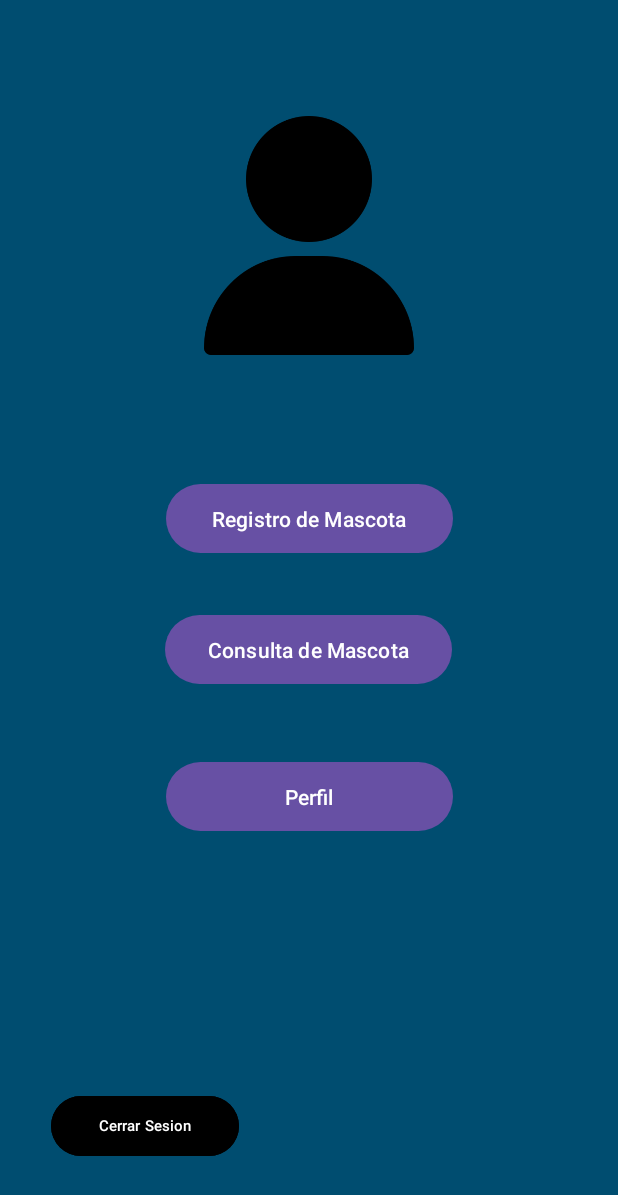
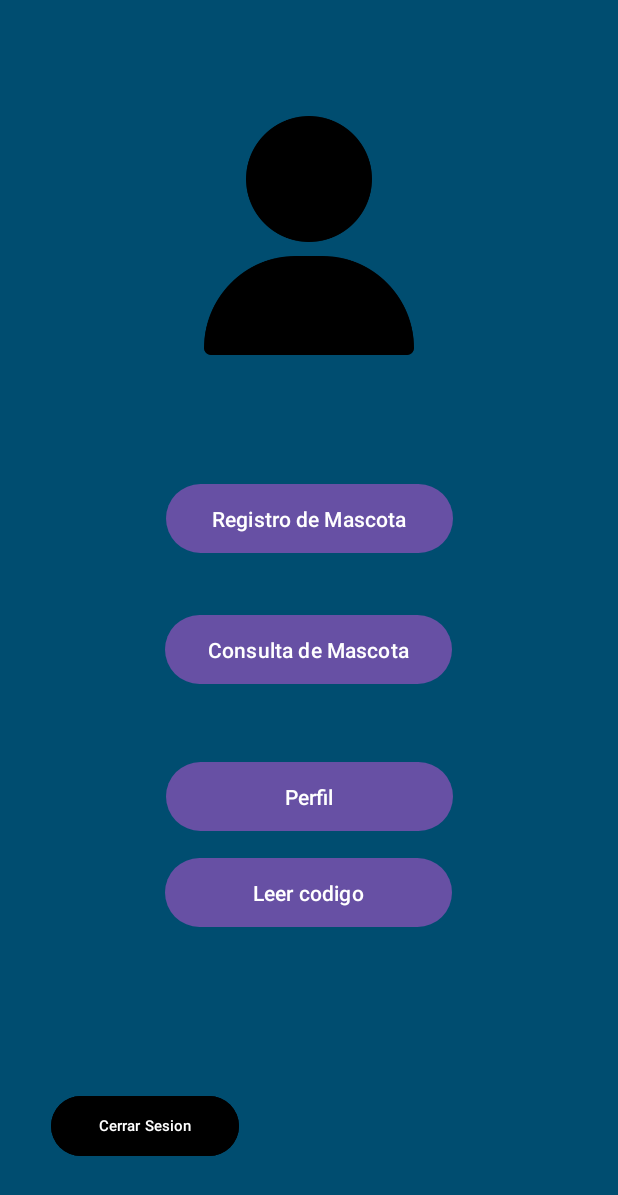
Before and after one commit to deivi2401/QRPET, an Android app: the PantallaInicio screen opened directly, with no data from a screen before it, after a tap on "Cerrar Sesion", on a phone screen of 412 x 824 dp. Shown: the top 1195 px of the screen. Run offline under Robolectric (Android 15) with nearby library versions, the phone set to English and light mode, and no system bars; our stand-ins replace Firebase (no records; nobody signed in at launch, a user with empty details on screens opened directly), navigation-ui; libraries missing offline, so code that uses them is left out: com.google.zxing.integration; 2 statements that could not run were skipped.

Commit message:
Lector QR
Se agrego la funcion de QR, asi como unas cosas para mejorar la presentacion de la lista de mascotas.

```diff
--- a/app/build.gradle
+++ b/app/build.gradle
@@ -60,4 +60,5 @@ dependencies {
     // Add the dependencies for the App Check libraries
     // When using the BoM, you don't specify versions in Firebase library dependencies
     implementation("com.google.firebase:firebase-appcheck-playintegrity")
+    implementation 'com.journeyapps:zxing-android-embedded:4.1.0'
 }
--- a/app/src/main/java/com/example/dogapp/MainActivity.java
+++ b/app/src/main/java/com/example/dogapp/MainActivity.java
@@ -80,7 +80,7 @@ public class MainActivity extends AppCompatActivity {
             }
         };
 
-        ss.setSpan(clickableSpan,0, 9, Spanned.SPAN_EXCLUSIVE_EXCLUSIVE);
+        ss.setSpan(clickableSpan,0, 10, Spanned.SPAN_EXCLUSIVE_EXCLUSIVE);
         textView.setText(ss);
         textView.setMovementMethod(LinkMovementMethod.getInstance());
         //Mostrar y esconder la contraseña
--- a/app/src/main/java/com/example/dogapp/PantallaInicio.java
+++ b/app/src/main/java/com/example/dogapp/PantallaInicio.java
@@ -12,10 +12,11 @@ import android.widget.Toast;
 import com.google.firebase.appcheck.FirebaseAppCheck;
 import com.google.firebase.appcheck.playintegrity.PlayIntegrityAppCheckProviderFactory;
 import com.google.firebase.auth.FirebaseAuth;
+import com.google.zxing.integration.android.IntentIntegrator;
 
 public class PantallaInicio extends AppCompatActivity {
 
-    private Button RegistroMascota, ConsultaMascota, Perfil, CerrarSesion;
+    private Button RegistroMascota, ConsultaMascota, Perfil,LectorQR, CerrarSesion;
 
     protected void onCreate(Bundle savedInstanceState) {
         super.onCreate(savedInstanceState);
@@ -25,6 +26,7 @@ public class PantallaInicio extends AppCompatActivity {
         RegistroMascota = findViewById(R.id.BotonRegistroMascota);
         ConsultaMascota = findViewById(R.id.BotonConsulta);
         Perfil = findViewById(R.id.BotonPerfil);
+        LectorQR = findViewById(R.id.botonAbrirEscaner);
         CerrarSesion = findViewById(R.id.BotonCerrar_Sesion);
 
         CerrarSesion.setOnClickListener(new View.OnClickListener() {
@@ -32,6 +34,19 @@ public class PantallaInicio extends AppCompatActivity {
             public void onClick(View v) {
                 Intent intent = new Intent(PantallaInicio.this, MainActivity.class);
                 startActivity(intent);
+            }
+        });
+
+        LectorQR.setOnClickListener(new View.OnClickListener() {
+            @Override
+            public void onClick(View view) {
+                IntentIntegrator integrador = new IntentIntegrator(PantallaInicio.this);
+                integrador.setDesiredBarcodeFormats(IntentIntegrator.ALL_CODE_TYPES);
+                integrador.setPrompt("Lector QR");
+                integrador.setCameraId(0);
+                integrador.setBeepEnabled(true);
+                integrador.setBarcodeImageEnabled(true);
+                integrador.initiateScan();
             }
         });
 
--- a/app/src/main/res/layout/carta_mascota.xml
+++ b/app/src/main/res/layout/carta_mascota.xml
@@ -16,8 +16,10 @@
 
         <ImageButton
             android:id="@+id/FotoMascota"
-            android:layout_width="102dp"
-            android:layout_height="102dp" />
+            android:layout_width="90dp"
+            android:layout_height="90dp"
+            android:background="@drawable/golden_retriever_dog_breed_info"
+            />
 
         <LinearLayout
             android:layout_width="wrap_content"
--- a/app/src/main/res/layout/pantalla_inicio.xml
+++ b/app/src/main/res/layout/pantalla_inicio.xml
@@ -73,4 +73,14 @@
         app:layout_constraintTop_toTopOf="parent"
         app:srcCompat="@drawable/_56212" />
 
+    <Button
+        android:id="@+id/botonAbrirEscaner"
+        android:layout_width="191dp"
+        android:layout_height="54dp"
+        android:layout_marginStart="110dp"
+        android:layout_marginTop="10dp"
+        android:text="Leer codigo"
+        app:layout_constraintStart_toStartOf="parent"
+        app:layout_constraintTop_toBottomOf="@+id/BotonPerfil" />
+
 </androidx.constraintlayout.widget.ConstraintLayout>
```
Also changed, not shown: app/src/main/res/drawable-mdpi/golden_retriever_dog_breed_info.jpeg (added).
